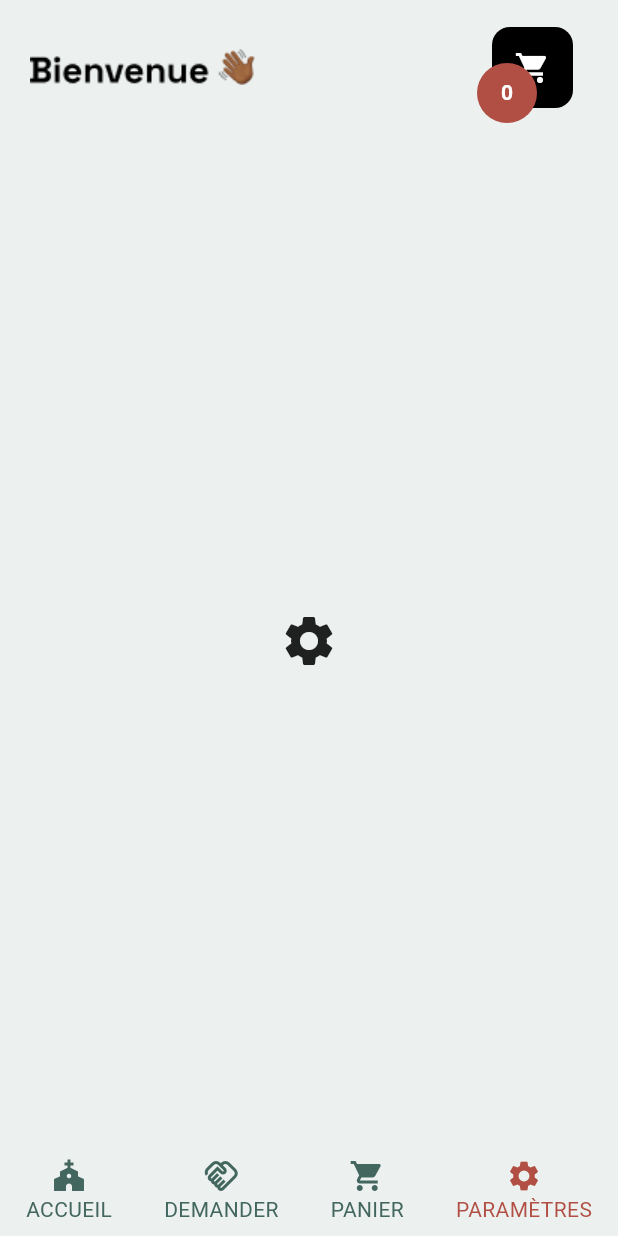
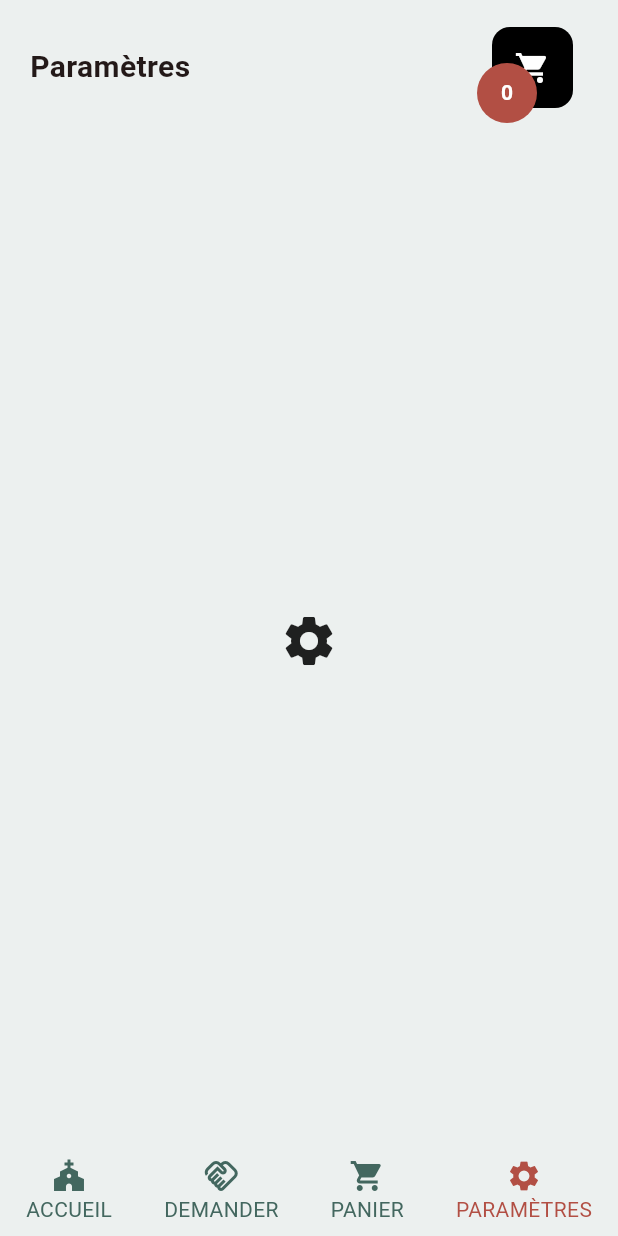
Before and after one commit to guyaristide/une-messe-replicat, a Flutter app: the screen it shows after launch, item 4 of the bottom bar chosen, on a phone screen of 412 x 824 dp. Run offline on Flutter 3.47's test engine with Material 3 defaults, Android fonts, the light colour scheme and no system bars; missing offline and left inert: simple_grid; Roboto replaces fonts that are missing (Lexend Deca).

Commit message:
mis a jour

```diff
--- a/lib/components/items/calendarWidget.dart
+++ b/lib/components/items/calendarWidget.dart
@@ -19,7 +19,9 @@ class _CalendarWidgetState extends State<CalendarWidget> {
 
   @override
   Widget build(BuildContext context) {
-    return Container(
+    return Column(
+      children: [
+        Container(
           decoration: const BoxDecoration(
               color: Colors.white,
               border: Border(bottom: BorderSide(color: Colors.black12))),
@@ -63,6 +65,8 @@ class _CalendarWidgetState extends State<CalendarWidget> {
               ),
             ],
           ),
+        ),
+      ],
     );
   }
 
--- a/lib/components/top_bar_wdget.dart
+++ b/lib/components/top_bar_wdget.dart
@@ -20,8 +20,18 @@ String title;
         crossAxisAlignment: CrossAxisAlignment.center,
         mainAxisAlignment: MainAxisAlignment.spaceBetween,
         children: [
-          Image.asset('${title}'),
-          Stack(
+          Expanded(
+            child: Text('${title}',
+            style: TextStyle(fontSize: 20,fontWeight: FontWeight.bold),
+            overflow: TextOverflow.ellipsis,
+            maxLines: 2,
+            ),
+          ),
+          Expanded(
+            flex: 2,
+            child: Align(
+              alignment: Alignment.centerRight,
+              child: Stack(
                 children: [
                   Padding(
                     padding: const EdgeInsets.all(10),
@@ -47,6 +57,8 @@ String title;
                         ),
                       ))
                 ],
+              ),
+            ),
           )
         ],
       ),
--- a/lib/view/index_screen.dart
+++ b/lib/view/index_screen.dart
@@ -91,15 +91,15 @@ final List<Map<String, dynamic>> fragmentList = [
 
 final List<Map<String, dynamic>> titleFragmentList = [
   {
-    'title': "assets/images/Bienvenue👋🏾.png"
+    'title': "Bienvenue"
   },
   {
-    'title': "assets/images/Choisissez.votre.messe🙏🏾.png"
+    'title': "Choisissez votre messe"
   },
   {
-    'title': "assets/images/Panier-de-prières🙌🏾.png"
+    'title': "Panier de priere"
   },
   {
-    'title': "assets/images/Bienvenue👋🏾.png"
+    'title': "Paramètres"
   },
 ];
```
Lines whose indentation alone changed are shown as unchanged.
